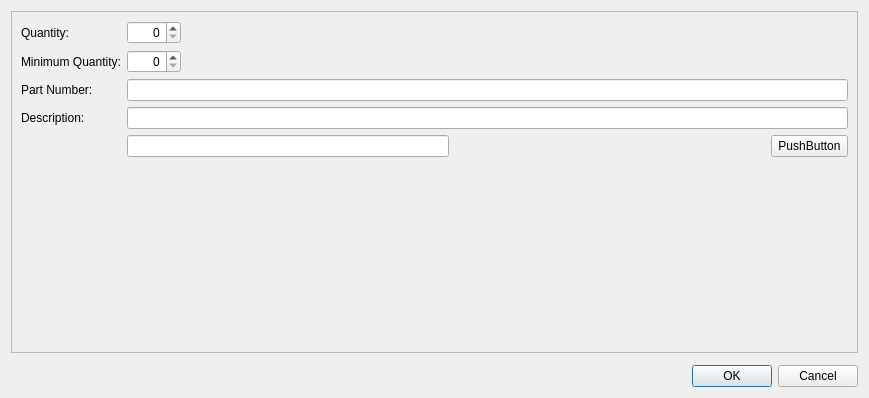
jassuncao/eparts, file editpartdialog.ui: the form before one commit.
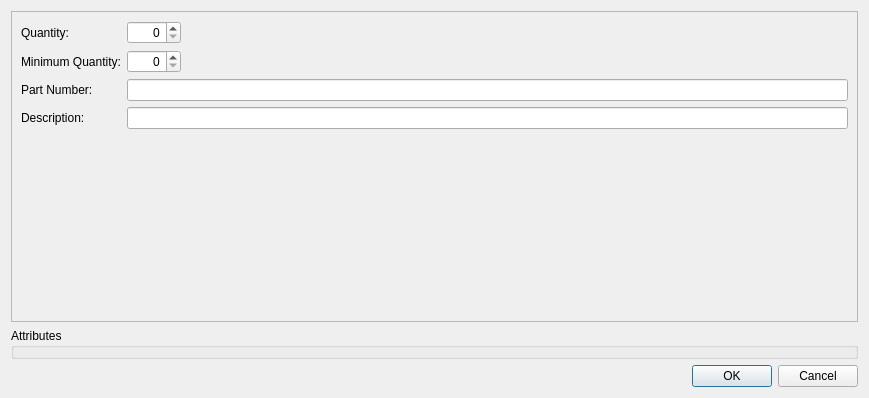
The form after the commit. Icons and pictures are not drawn.

```diff
--- a/editpartdialog.ui
+++ b/editpartdialog.ui
@@ -25,7 +25,7 @@
         <x>0</x>
         <y>0</y>
         <width>855</width>
-        <height>341</height>
+        <height>336</height>
        </rect>
       </property>
       <property name="sizePolicy">
@@ -101,71 +101,14 @@
        <item row="4" column="1">
         <widget class="QLineEdit" name="descriptionLineEdit_2"/>
        </item>
-       <item row="5" column="1">
-        <widget class="QWidget" name="horizontalWidget" native="true">
-         <layout class="QHBoxLayout" name="horizontalLayout">
-          <property name="spacing">
-           <number>0</number>
-          </property>
-          <property name="sizeConstraint">
-           <enum>QLayout::SetDefaultConstraint</enum>
-          </property>
-          <property name="margin">
-           <number>0</number>
-          </property>
-          <item>
-           <widget class="QLineEdit" name="lineEdit"/>
-          </item>
-          <item>
-           <spacer name="horizontalSpacer">
-            <property name="orientation">
-             <enum>Qt::Horizontal</enum>
-            </property>
-            <property name="sizeHint" stdset="0">
-             <size>
-              <width>40</width>
-              <height>20</height>
-             </size>
-            </property>
-           </spacer>
-          </item>
-          <item>
-           <widget class="QToolButton" name="toolButton">
-            <property name="sizePolicy">
-             <sizepolicy hsizetype="Preferred" vsizetype="Preferred">
-              <horstretch>0</horstretch>
-              <verstretch>0</verstretch>
-             </sizepolicy>
-            </property>
-            <property name="text">
-             <string>PushButton</string>
-            </property>
-            <property name="icon">
-             <iconset resource="resources.qrc">
-              <normaloff>:/images/edit_clear_16x16.png</normaloff>:/images/edit_clear_16x16.png</iconset>
-            </property>
-            <property name="iconSize">
-             <size>
-              <width>16</width>
-              <height>16</height>
-             </size>
-            </property>
-           </widget>
-          </item>
-         </layout>
-        </widget>
-       </item>
       </layout>
      </widget>
     </widget>
    </item>
    <item>
-    <widget class="QFrame" name="attributesframe">
-     <property name="frameShape">
-      <enum>QFrame::StyledPanel</enum>
-     </property>
-     <property name="frameShadow">
-      <enum>QFrame::Raised</enum>
+    <widget class="QGroupBox" name="attributesgroupBox">
+     <property name="title">
+      <string>Attributes</string>
      </property>
     </widget>
    </item>
```
Left out of the diff: 45 changed lines with no effect on the pictures.
